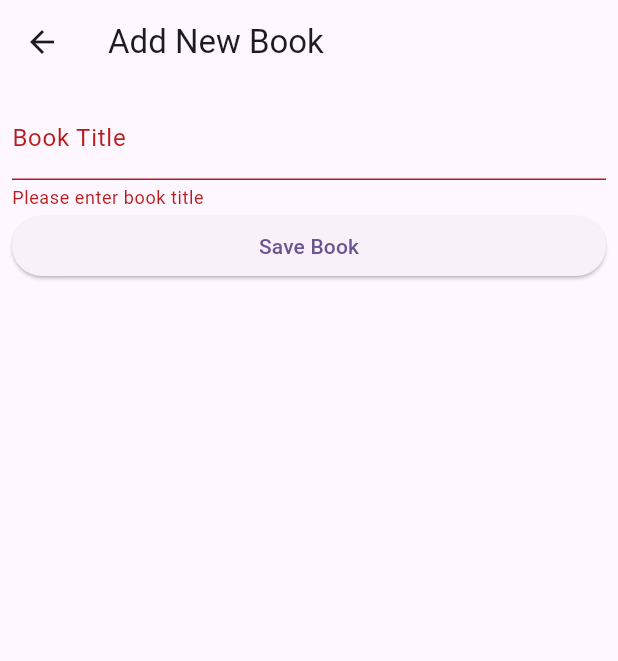
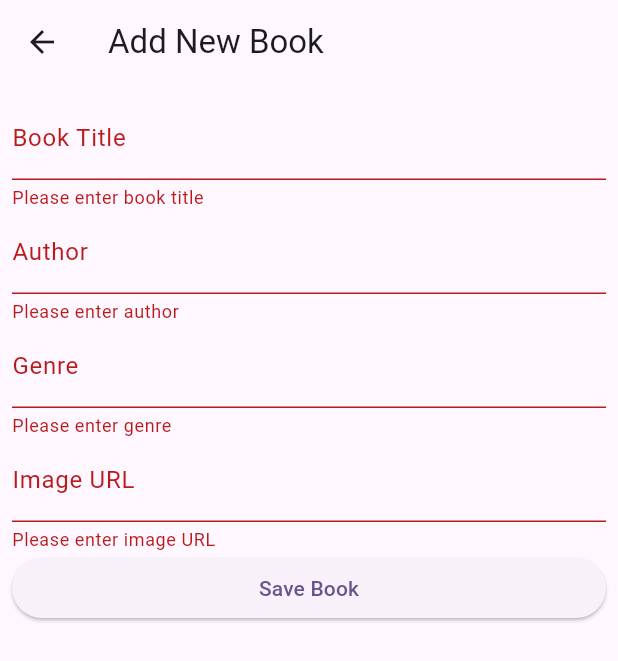
Before and after one commit to Nocturna1Developer/Flutter-Bootstrap-Project, a Flutter app: the AddBookPage screen opened directly, after a tap on "Save Book", on a phone screen of 412 x 824 dp. Shown: the top 661 px of the screen. Run offline on Flutter 3.47's test engine with Material 2 defaults, Android fonts, the phone set to English and light mode, and no system bars; our stand-ins replace cloud_firestore, firebase_auth, firebase_core; accounts and stored records are empty.

Commit message:
Update Scripts

```diff
--- a/lib/screens/add_book_page.dart
+++ b/lib/screens/add_book_page.dart
@@ -1,20 +1,16 @@
 import 'package:flutter/material.dart';
 import 'package:cloud_firestore/cloud_firestore.dart';
 
-// Define a StatefulWidget for the add book page
+
 class AddBookPage extends StatefulWidget {
   @override
   _AddBookPageState createState() => _AddBookPageState();
 }
 
 class _AddBookPageState extends State<AddBookPage> {
-  // Define a CollectionReference to the 'books' collection in Firestore
   final CollectionReference books = FirebaseFirestore.instance.collection('books');
-
-  // Define a GlobalKey to uniquely identify the Form widget and allow for validation
   final _formKey = GlobalKey<FormState>();
 
-  // Define variables to hold the input values
   String _title = '';
   String _author = '';
   String _genre = '';
@@ -24,32 +20,64 @@ class _AddBookPageState extends State<AddBookPage> {
   Widget build(BuildContext context) {
     return Scaffold(
       appBar: AppBar(
-        title: Text("Add New Book"), // The title of the AppBar
+        title: Text("Add New Book"),
       ),
       body: Form(
-        key: _formKey, // Assign the GlobalKey to the Form
+        key: _formKey,
         child: Padding(
-          padding: const EdgeInsets.all(8.0), // Add padding to all sides
+          padding: const EdgeInsets.all(8.0),
           child: ListView(
             children: <Widget>[
-              // TextFormFields for each input, with validation and onSaved functions
               TextFormField(
                 decoration: InputDecoration(labelText: 'Book Title'),
-                validator: (value) { // Check that a value has been provided
+                validator: (value) {
                   if (value == null || value.isEmpty) {
                     return 'Please enter book title';
                   }
                   return null;
                 },
-                onSaved: (value) { // Save the input value to _title
+                onSaved: (value) {
                   _title = value!;
                 },
               ),
-
-              // An ElevatedButton to save the book
+              TextFormField(
+                decoration: InputDecoration(labelText: 'Author'),
+                validator: (value) {
+                  if (value == null || value.isEmpty) {
+                    return 'Please enter author';
+                  }
+                  return null;
+                },
+                onSaved: (value) {
+                  _author = value!;
+                },
+              ),
+              TextFormField(
+                decoration: InputDecoration(labelText: 'Genre'),
+                validator: (value) {
+                  if (value == null || value.isEmpty) {
+                    return 'Please enter genre';
+                  }
+                  return null;
+                },
+                onSaved: (value) {
+                  _genre = value!;
+                },
+              ),
+              TextFormField(
+                decoration: InputDecoration(labelText: 'Image URL'),
+                validator: (value) {
+                  if (value == null || value.isEmpty) {
+                    return 'Please enter image URL';
+                  }
+                  return null;
+                },
+                onSaved: (value) {
+                  _imageUrl = value!;
+                },
+              ),
               ElevatedButton(
                 onPressed: () {
-                  // Check if all validators return null, then save the input values
                   if (_formKey.currentState!.validate()) {
                     _formKey.currentState!.save();
                     // Save data to Firestore
@@ -59,7 +87,7 @@ class _AddBookPageState extends State<AddBookPage> {
                       'genre': _genre,
                       'imageUrl': _imageUrl,
                     }).then((value) {
-                      Navigator.pop(context); // Pop the page from the navigation stack
+                      Navigator.pop(context);
                     }).catchError((error) {
                       print("Failed to add book: $error");
                     });
```
